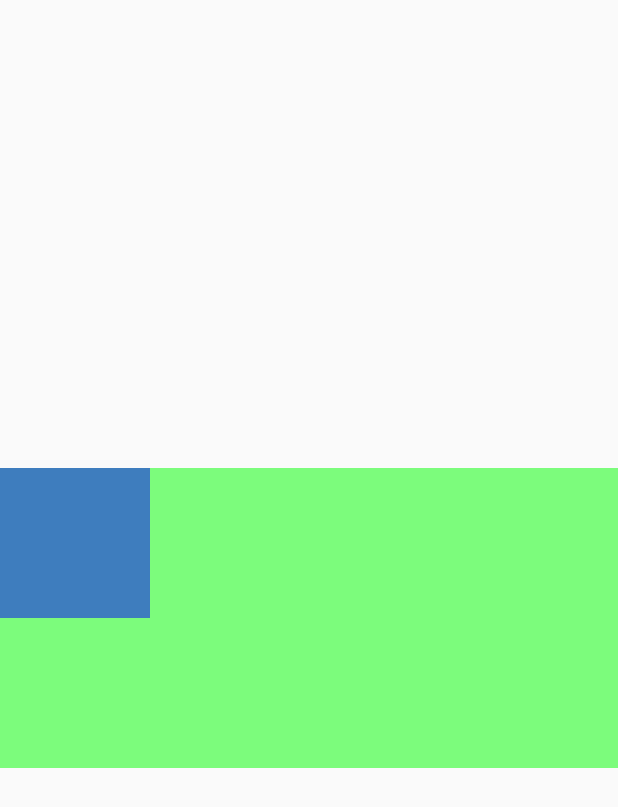
After one commit to sjhsjh/APIdemo, an Android app: the EventDispatchActivity screen opened directly, with no data from a screen before it, on a phone screen of 412 x 824 dp. The commit adds this screen. Shown: the top 807 px of the screen. Run offline under Robolectric (Android 15) with nearby library versions, the phone set to English and light mode, and no system bars.

Commit message:
时间传递demo

```diff
--- a/app/src/main/java/com/example/apidemo/MainActivity.java
+++ b/app/src/main/java/com/example/apidemo/MainActivity.java
@@ -10,6 +10,7 @@ import android.view.View;
 import android.widget.AdapterView;
 import android.widget.AdapterView.OnItemClickListener;
 import android.widget.ListView;
+import com.example.apidemo.activity.EventDispatchActivity;
 import com.example.apidemo.activity.PowerManagerActivity;
 import com.example.apidemo.activity.ResolveInfoActivity;
 import com.example.apidemo.adapter.DemoAdapter;
@@ -45,6 +46,7 @@ public class MainActivity extends Activity {
         // TUDO
         list.add(ResolveInfoActivity.class);
         list.add(PowerManagerActivity.class);
+        list.add(EventDispatchActivity.class);
 
         DemoAdapter adapter = new DemoAdapter(MainActivity.this, list);
         mListView.setAdapter(adapter);
@@ -56,7 +58,7 @@ public class MainActivity extends Activity {
                                     int position, long id) {
                 if(DEBUG) Log.i("sjh0", "onItemClick position　test11111　" + position);
 
-                Object activityClass = parent.getItemAtPosition(position); //!!!
+                Object activityClass = parent.getItemAtPosition(position); // 根据位置判断跳转哪个activity!!!会调用adapter的getItem().
                 if(DEBUG) Log.i("sjh0", " activity Class = " + activityClass.toString());
 
                 Intent intent = new Intent(MainActivity.this, (Class<?>) activityClass);
--- /dev/null
+++ b/app/src/main/java/com/example/apidemo/activity/EventDispatchActivity.java
@@ -0,0 +1,32 @@
+package com.example.apidemo.activity;
+
+import android.app.Activity;
+import android.os.Bundle;
+import android.util.Log;
+import android.view.MotionEvent;
+import com.example.apidemo.R;
+
+public class EventDispatchActivity extends Activity {
+    private static final boolean DEBUG = true;
+
+    @Override
+    protected void onCreate(Bundle savedInstanceState) {
+        super.onCreate(savedInstanceState);
+        setContentView(R.layout.event_dispatch);
+
+    }
+
+    @Override
+    public boolean dispatchTouchEvent(MotionEvent event) {
+        if (DEBUG) Log.i("sjh1", "activity dispatchTouchEvent. " + event.getAction());
+        return super.dispatchTouchEvent(event);
+    }
+
+    @Override
+    public boolean onTouchEvent(MotionEvent event) {
+        if (DEBUG) Log.i("sjh1", "activity onTouchEvent. " + event.getAction());
+        return super.onTouchEvent(event);
+    }
+
+
+}
--- a/app/src/main/java/com/example/apidemo/activity/ResolveInfoActivity.java
+++ b/app/src/main/java/com/example/apidemo/activity/ResolveInfoActivity.java
@@ -30,7 +30,6 @@ public class ResolveInfoActivity extends Activity {
 	protected void onCreate(Bundle savedInstanceState) {
 		super.onCreate(savedInstanceState);
 		setContentView(R.layout.general_layout);
-
 
 
 		final OnDismissListener listener = new OnDismissListener() {
--- /dev/null
+++ b/app/src/main/res/layout/event_dispatch.xml
@@ -0,0 +1,21 @@
+<?xml version="1.0" encoding="utf-8"?>
+<RelativeLayout xmlns:android="http://schemas.android.com/apk/res/android"
+    android:layout_width="match_parent"
+    android:layout_height="match_parent">
+
+
+    <com.example.apidemo.view.FatherView
+        android:layout_width="match_parent"
+        android:layout_height="200dp"
+        android:layout_centerVertical="true"
+        android:background="#8000ff00">
+
+        <com.example.apidemo.view.ChildView
+            android:layout_width="100dp"
+            android:layout_height="100dp"
+            android:background="#800000ff"
+            android:text="Button"/>
+    </com.example.apidemo.view.FatherView>
+
+
+</RelativeLayout>
```
Also changed, not shown: app/src/main/AndroidManifest.xml (+19 -20 lines), app/src/main/java/com/example/apidemo/activity/PowerManagerActivity.java (+6 -3 lines), app/src/main/java/com/example/apidemo/view/ChildView.java (added, +47 -0 lines), app/src/main/java/com/example/apidemo/view/FatherView.java (added, +49 -0 lines).
